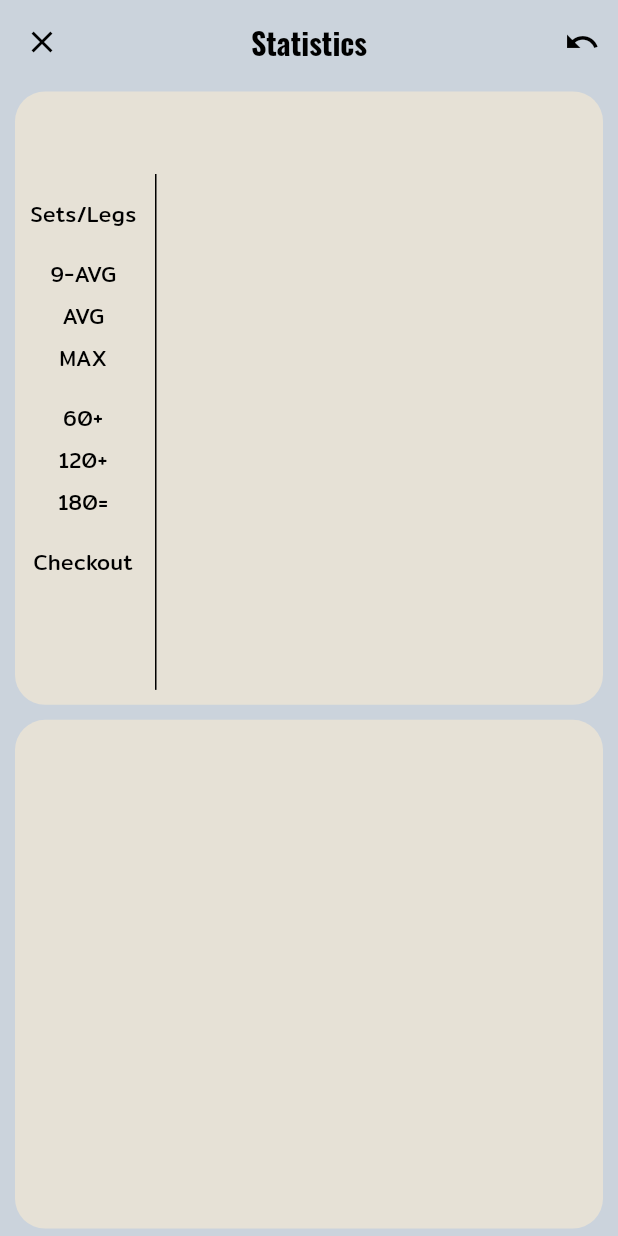
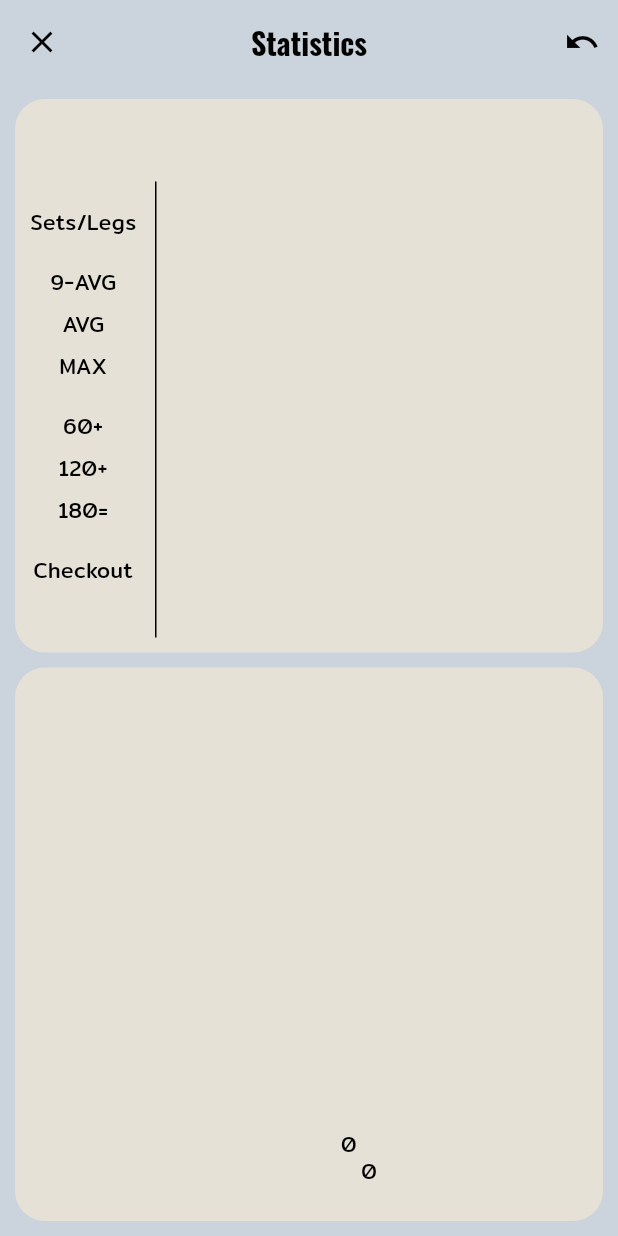
Before and after one commit to da-Kai/DartDart, a Flutter app: the X01Statistics screen opened directly with empty values, on a phone screen of 412 x 824 dp. Run offline on Flutter 3.47's test engine with Material 3 defaults, Android fonts, the phone set to English and light mode, and no system bars; drawn by our look-alikes of fl_chart.

Commit message:
implement fl_chart

```diff
--- /dev/null
+++ b/lib/logic/x01/flow_chart.dart
@@ -0,0 +1,115 @@
+import 'package:dart_dart/logic/x01/settings.dart';
+import 'package:dart_dart/logic/x01/statistics.dart';
+import 'package:fl_chart/fl_chart.dart';
+import 'package:flutter/cupertino.dart';
+
+class FlowChart {
+  static FlowChart from(final Games game, final Map<String, PlayerFlow> playerScores, final List<Color> playerColors) {
+    final List<LineChartBarData> lineBarsData = [];
+    int playerIndex = 0;
+
+    playerScores.forEach((player, flow) {
+      final List<FlSpot> dataPoints = [];
+      int turnCount = 0;
+      for (final leg in flow.scoreFlowPerLeg) {
+        for (final score in leg) {
+          dataPoints.add(FlSpot(turnCount.toDouble(), score.toDouble()));
+          turnCount++;
+        }
+      }
+
+      lineBarsData.add(LineChartBarData(
+        spots: dataPoints,
+        isCurved: true,
+        barWidth: 5.0,
+        isStrokeCapRound: true,
+        dotData: FlDotData(show: false),
+        color: playerColors[playerIndex % playerColors.length],
+      ));
+
+      playerIndex++;
+    });
+
+    return FlowChart(game, lineBarsData);
+  }
+
+  final List<LineChartBarData> data;
+  final Games game;
+
+  int get dataPoints {
+    int maxPoints = 0;
+    for(final dataSet in data) {
+      if (dataSet.spots.last.y > maxPoints) {
+        maxPoints = dataSet.spots.last.y.toInt();
+      }
+    }
+    return maxPoints;
+  }
+
+  FlowChart(this.game, this.data);
+
+  double get interval {
+    switch (game) {
+      case Games.threeOOne:
+        return 60.0;
+      case Games.fiveOOne:
+        return 100.0;
+      case Games.sevenOOne:
+        return 140.0;
+    }
+  }
+
+  Widget bottomTitleWidgets(double value, TitleMeta meta) {
+    return SideTitleWidget(
+      meta: meta,
+      child: Text(
+        value.toStringAsFixed(0),
+        textAlign: TextAlign.left,
+      ),
+    );
+  }
+
+  SideTitles get bottomSideTiles {
+    return SideTitles(
+      reservedSize: 25,
+      showTitles: true,
+      interval: 1,
+      getTitlesWidget: bottomTitleWidgets,
+    );
+  }
+
+  Widget leftTitleWidgets(double value, TitleMeta meta) {
+    if (value.toInt() == game.val - 1) return Container();
+
+    return SideTitleWidget(
+      meta: meta,
+      child: Text(
+        value.toStringAsFixed(0),
+        textAlign: TextAlign.center,
+      ),
+    );
+  }
+
+  SideTitles get leftSideTitles {
+    return SideTitles(
+      reservedSize: 40,
+      showTitles: true,
+      interval: interval,
+      getTitlesWidget: leftTitleWidgets,
+    );
+  }
+
+  FlTitlesData get titlesData => FlTitlesData(
+    bottomTitles: AxisTitles(sideTitles: bottomSideTiles),
+    rightTitles: const AxisTitles(sideTitles: SideTitles(showTitles: false)),
+    topTitles: const AxisTitles(sideTitles: SideTitles(showTitles: false)),
+    leftTitles: AxisTitles(sideTitles: leftSideTitles)
+  );
+
+  LineChartData get chartData => LineChartData(
+    gridData: FlGridData(show: false),
+    titlesData: titlesData,
+    borderData: FlBorderData(show: false),
+    lineBarsData: data,
+  );
+}
--- a/lib/logic/x01/player.dart
+++ b/lib/logic/x01/player.dart
@@ -64,12 +64,13 @@ class _MultiPlayerData implements PlayerData {
   }
 
   int _getIndex(int delta) {
-    if(_playerList.isEmpty) return _currentPlayer;
+    if(_playerList.isEmpty) return -1;
     return (_currentPlayer+delta) % _playerList.length;
   }
 
   Player _byDelta(int delta) {
-    return _playerList[_getIndex(delta)];
+    final playerIndex = _getIndex(delta);
+    return playerIndex == -1 ? Player('ERR') : _playerList[playerIndex];
   }
 
   @override
--- a/lib/logic/x01/statistics.dart
+++ b/lib/logic/x01/statistics.dart
@@ -1,4 +1,8 @@
+import 'dart:developer' as developer;
+
 import 'package:dart_dart/logic/x01/common.dart';
+import 'package:dart_dart/logic/x01/settings.dart';
+import 'package:dart_dart/pages/games/x01_game_page.dart';
 
 class PlayerGameStats {
   final bool isWinner;
@@ -97,19 +101,36 @@ class PlayerGameStats {
   }
 }
 
-class LegStats {
-  Map<String, List<int>> playerScores = {};
-}
-
-class SetStats {
-  List<LegStats> legs = [];
+class PlayerFlow {
+  final List<List<int>> scoreFlowPerLeg = [];
 }
 
 class GameFlow {
-  List<SetStats> sets = [];
+  final Map<String, PlayerFlow> playerScores;
 
-  GameFlow({required List<GameSet> stats}) {
-    //TODO fill values
+  GameFlow(this.playerScores);
+
+  static GameFlow from(List<String> players, List<GameSet> stats, Games game) {
+    final Map<String, PlayerFlow> playerScores = {
+      for (final ply in players) ply: PlayerFlow()
+    };
+
+    for (final set in stats) {
+      for (final leg in set.legs) {
+        for (final String ply in players) {
+          final List<int> scores = [game.val];
+          for (final turn in leg.turns(ply)) {
+            scores.add(turn.getScore());
+          }
+
+          developer.log('set: ${set.id}, leg: ${leg.id}, ply: $ply, scores: $scores');
+
+          playerScores[ply]!.scoreFlowPerLeg.add(scores);
+        }
+      }
+    }
+
+    return GameFlow(playerScores);
   }
 }
 
@@ -118,11 +139,11 @@ class GameStats {
   final Map<String, PlayerGameStats> playerStats = {};
   late final GameFlow gameFlow;
 
-  GameStats(this.sets, List<String> players, String winner) {
+  GameStats(this.sets, List<String> players, String winner, Games game) {
     for (var ply in players) {
       playerStats.putIfAbsent(
           ply, () => PlayerGameStats.from(ply, ply == winner, stats: sets));
     }
-    gameFlow = GameFlow(stats: sets);
+    gameFlow = GameFlow.from(players, sets, game);
   }
 }
--- a/lib/pages/games/x01_game_statistics.dart
+++ b/lib/pages/games/x01_game_statistics.dart
@@ -1,9 +1,11 @@
+import 'package:dart_dart/logic/x01/flow_chart.dart';
 import 'package:dart_dart/logic/x01/settings.dart';
 import 'package:dart_dart/logic/x01/statistics.dart';
 import 'package:dart_dart/style/color.dart';
 import 'package:flutter/material.dart';
 
 import 'package:dart_dart/style/font.dart';
+import 'package:fl_chart/fl_chart.dart';
 
 class X01Statistics extends StatefulWidget {
   final GameStats stats;
@@ -56,9 +58,13 @@ class _X01StatsState extends State<X01Statistics> {
             ],
             centerTitle: true,
           ),
-          body: Column(children: [
+          body: Padding(
+              padding: const EdgeInsets.all(10.0),
+              child: Column(
+                  spacing: 10.0,
+                  children: [
                     Expanded(
-              flex: 6,
+                      flex: 5,
                       child: _PlayerStatsView(this),
                     ),
                     Expanded(
@@ -66,6 +72,7 @@ class _X01StatsState extends State<X01Statistics> {
                       child: _GameProgress(this),
                     )
                   ]),
+          )
         ));
   }
 }
@@ -77,14 +84,31 @@ class _GameProgress extends StatelessWidget {
 
   @override
   Widget build(BuildContext context) {
+    final game = state.widget.settings.game;
+    final gameFlow = state.widget.stats.gameFlow;
     final ColorScheme colorScheme = Theme.of(context).colorScheme;
+    final List<Color> playerColors = [Colors.red, Colors.blue, Colors.green, Colors.yellow];
+
+    final lineChartData = FlowChart.from(game, gameFlow.playerScores, playerColors);
 
     return Container(
       padding: const EdgeInsets.all(10.0),
-      margin: const EdgeInsets.symmetric(vertical: 5.0, horizontal: 10.0),
       decoration: BoxDecoration(
         borderRadius: BorderRadius.circular(20.0),
         color: colorScheme.backgroundShade,
+      ),
+      child: Center(
+        child: Padding(
+          padding: const EdgeInsets.all(16.0),
+          child: SingleChildScrollView(
+            clipBehavior: Clip.none,
+            scrollDirection: Axis.horizontal,
+            child: SizedBox(
+              width: lineChartData.dataPoints * 1.5,
+              child: LineChart(lineChartData.chartData),
+            ),
+          )
+        ),
       ),
     );
   }
@@ -97,12 +121,11 @@ class _PlayerStatsView extends StatelessWidget {
 
   @override
   Widget build(BuildContext context) {
-    final GameStats data = state.widget.stats;
-    final ColorScheme colorScheme = Theme.of(context).colorScheme;
+    final data = state.widget.stats.playerStats;
+    final colorScheme = Theme.of(context).colorScheme;
 
     return Container(
         padding: const EdgeInsets.all(10.0),
-        margin: const EdgeInsets.symmetric(vertical: 5.0, horizontal: 10.0),
         decoration: BoxDecoration(
           borderRadius: BorderRadius.circular(20.0),
           color: colorScheme.backgroundShade,
@@ -133,7 +156,7 @@ class _PlayerStatsView extends StatelessWidget {
                   child: Row(
                     spacing: 5.0,
                     children: [
-                      for (final player in data.playerStats.entries)
+                      for (final player in data.entries)
                         _StatsColumn(
                           name: player.key,
                           setsLegs: '${player.value.sets}/${player.value.legs}',
--- a/pubspec.yaml
+++ b/pubspec.yaml
@@ -14,6 +14,7 @@ dependencies:
   flutter:
     sdk: flutter
   cupertino_icons: ^1.0.8
+  fl_chart: ^0.70.2
 
 dev_dependencies:
   flutter_test:
```
Also changed, not shown: lib/logic/x01/commands.dart (+33 -0 lines), lib/logic/x01/game.dart (+10 -9 lines). Lines whose indentation alone changed are shown as unchanged.
